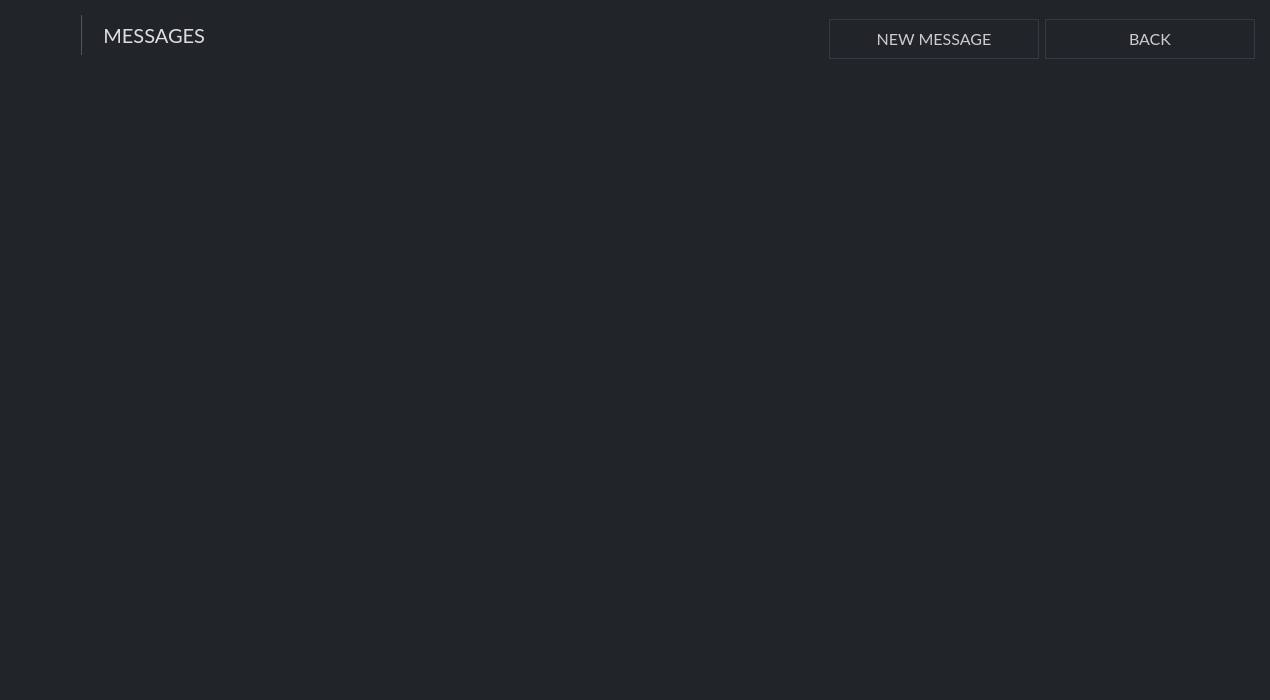
ConcealNetwork/conceal-desktop, file src/gui/ui/messagesframe.ui: the form before one commit.
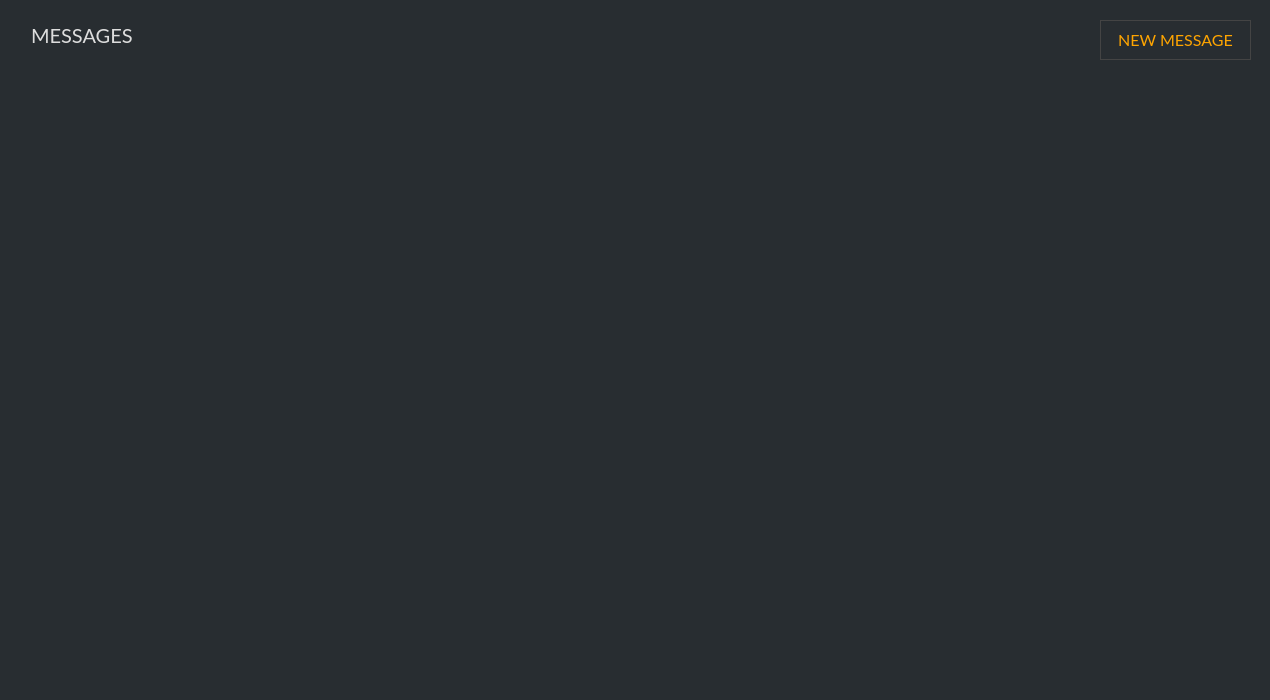
The form after the commit. Icons and pictures are not drawn.

```diff
--- a/src/gui/ui/messagesframe.ui
+++ b/src/gui/ui/messagesframe.ui
@@ -26,7 +26,7 @@
    <string>Frame</string>
   </property>
   <property name="styleSheet">
-   <string notr="true">background-color: #212529;
+   <string notr="true">background-color: #282d31;
 border: 0px;
 color: #aaaaaa;
 
@@ -44,63 +44,41 @@
    <number>0</number>
   </property>
   <layout class="QVBoxLayout" name="verticalLayout">
-   <property name="leftMargin">
-    <number>15</number>
+   <property name="spacing">
+    <number>5</number>
    </property>
-   <property name="topMargin">
-    <number>0</number>
-   </property>
-   <property name="rightMargin">
-    <number>15</number>
-   </property>
-   <property name="bottomMargin">
-    <number>15</number>
-   </property>
-   <item>
-    <layout class="QHBoxLayout" name="horizontalLayout_2">
      <property name="leftMargin">
       <number>0</number>
      </property>
      <property name="topMargin">
-      <number>15</number>
+    <number>0</number>
      </property>
      <property name="rightMargin">
       <number>0</number>
      </property>
      <property name="bottomMargin">
-      <number>10</number>
+    <number>0</number>
      </property>
      <item>
-      <widget class="QLabel" name="label_2">
+    <widget class="QGroupBox" name="groupBox">
        <property name="maximumSize">
         <size>
-         <width>60</width>
-         <height>16777215</height>
-        </size>
-       </property>
-       <property name="text">
-        <string>&lt;html&gt;&lt;head/&gt;&lt;body&gt;&lt;p&gt;&lt;img src=&quot;:/images/conceal-small.png&quot;/&gt;&lt;/p&gt;&lt;/body&gt;&lt;/html&gt;</string>
-       </property>
-      </widget>
-     </item>
-     <item>
-      <widget class="Line" name="line">
-       <property name="maximumSize">
-        <size>
-         <width>1</width>
-         <height>16777215</height>
-        </size>
-       </property>
-       <property name="styleSheet">
-        <string notr="true">background-color: #555;</string>
-       </property>
-       <property name="orientation">
-        <enum>Qt::Vertical</enum>
-       </property>
-      </widget>
-     </item>
-     <item>
+       <width>1270</width>
+       <height>700</height>
+      </size>
+     </property>
+     <property name="title">
+      <string/>
+     </property>
       <widget class="QLabel" name="label">
+      <property name="geometry">
+       <rect>
+        <x>31</x>
+        <y>20</y>
+        <width>716</width>
+        <height>31</height>
+       </rect>
+      </property>
        <property name="font">
         <font>
          <family>Lato</family>
@@ -113,15 +91,21 @@
 font-family: Lato;</string>
        </property>
        <property name="text">
-        <string>   MESSAGES</string>
-       </property>
-      </widget>
-     </item>
-     <item>
+       <string>MESSAGES</string>
+      </property>
+     </widget>
       <widget class="QPushButton" name="m_newMessageButton">
+      <property name="geometry">
+       <rect>
+        <x>1100</x>
+        <y>20</y>
+        <width>151</width>
+        <height>40</height>
+       </rect>
+      </property>
        <property name="minimumSize">
         <size>
-         <width>210</width>
+        <width>151</width>
          <height>40</height>
         </size>
        </property>
@@ -138,7 +122,7 @@
         </font>
        </property>
        <property name="styleSheet">
-        <string notr="true">QPushButton#m_newMessageButton {color: #ccc; border: 1px solid #343a40; font-size: 16px; background-color: #21259;}
+       <string notr="true">QPushButton#m_newMessageButton {color: orange; border:1px solid #444; font-size: 16px; }
 
 QPushButton#m_newMessageButton:hover {color: #ddd; border: 2px solid #444; font-size: 16px; background-color: #21259;}</string>
        </property>
@@ -146,50 +130,18 @@
         <string>NEW MESSAGE</string>
        </property>
       </widget>
-     </item>
-     <item>
-      <widget class="QPushButton" name="m_backButton">
-       <property name="sizePolicy">
-        <sizepolicy hsizetype="Preferred" vsizetype="Preferred">
-         <horstretch>0</horstretch>
-         <verstretch>0</verstretch>
-        </sizepolicy>
-       </property>
-       <property name="minimumSize">
-        <size>
-         <width>210</width>
-         <height>40</height>
-        </size>
-       </property>
-       <property name="maximumSize">
-        <size>
-         <width>171</width>
-         <height>31</height>
-        </size>
-       </property>
-       <property name="font">
-        <font>
-         <family>Lato</family>
-         <pointsize>-1</pointsize>
-        </font>
-       </property>
-       <property name="styleSheet">
-        <string notr="true">QPushButton#m_backButton {color: #ccc; border: 1px solid #343a40; font-size: 16px; background-color: #21259;}
-
-QPushButton#m_backButton:hover {color: #ddd; border: 2px solid #444; font-size: 16px; background-color: #21259;}</string>
-       </property>
-       <property name="text">
-        <string>BACK</string>
-       </property>
-      </widget>
-     </item>
-    </layout>
-   </item>
-   <item>
     <widget class="QTreeView" name="m_messagesView">
+      <property name="geometry">
+       <rect>
+        <x>30</x>
+        <y>80</y>
+        <width>1210</width>
+        <height>591</height>
+       </rect>
+      </property>
      <property name="minimumSize">
       <size>
-       <width>1270</width>
+        <width>1210</width>
        <height>550</height>
       </size>
      </property>
@@ -207,17 +159,16 @@
      </property>
      <property name="styleSheet">
       <string notr="true">QHeaderView::section {
-background-color: #282d31; 
-   color: #ddd;
+background-color: #333333; 
+   color: #aaa;
 	font-family: Lato;
     border: 0px solid white;
-border-bottom: 1px solid orange;
    height: 30px;
-
 }
 
+
 QTreeView::item {
-    color: #ddd;
+    color: #aaa;
     height: 35px;
 }
 
@@ -229,7 +180,7 @@
 QWidget:item:selected {
   font-family: Lato;
   background-color: #282d31;
-  color: #ddd;
+  color: #aaa;
 }</string>
      </property>
      <property name="frameShape">
@@ -266,39 +217,7 @@
       <bool>false</bool>
      </attribute>
     </widget>
-   </item>
-   <item>
-    <spacer name="verticalSpacer">
-     <property name="orientation">
-      <enum>Qt::Vertical</enum>
-     </property>
-     <property name="sizeHint" stdset="0">
-      <size>
-       <width>20</width>
-       <height>40</height>
-      </size>
-     </property>
-    </spacer>
-   </item>
-   <item>
-    <layout class="QHBoxLayout" name="horizontalLayout">
-     <property name="topMargin">
-      <number>15</number>
-     </property>
-     <item>
-      <spacer name="horizontalSpacer_2">
-       <property name="orientation">
-        <enum>Qt::Horizontal</enum>
-       </property>
-       <property name="sizeHint" stdset="0">
-        <size>
-         <width>40</width>
-         <height>20</height>
-        </size>
-       </property>
-      </spacer>
-     </item>
-    </layout>
+    </widget>
    </item>
   </layout>
  </widget>
```
Left out of the diff: 18 changed lines with no effect on the pictures. Lines whose indentation alone changed are shown as unchanged.
